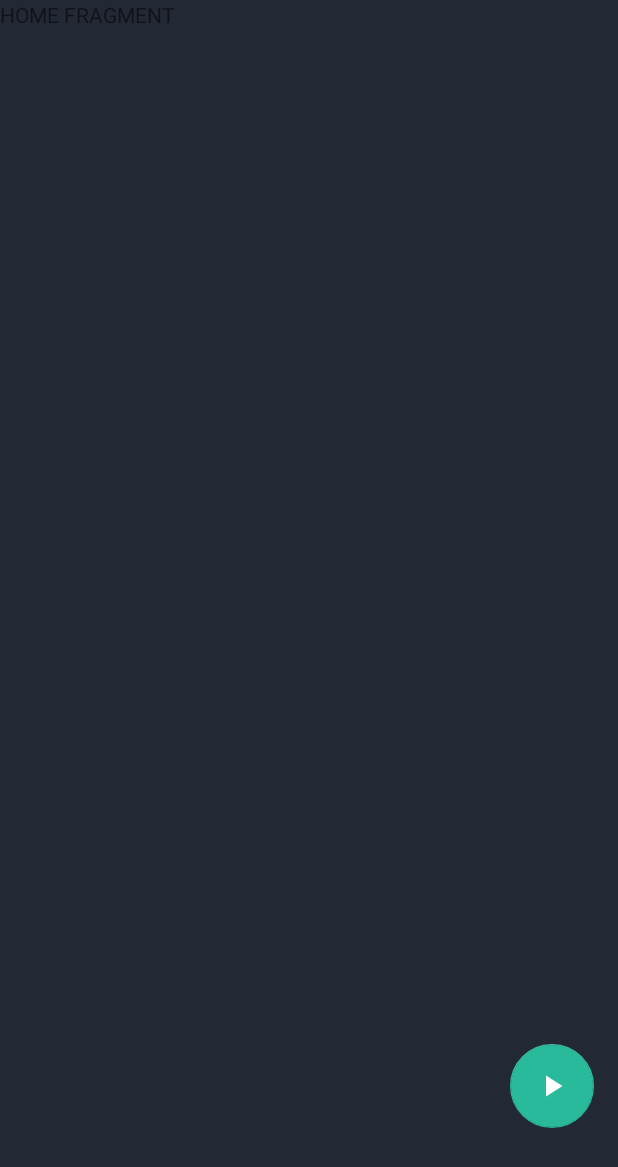
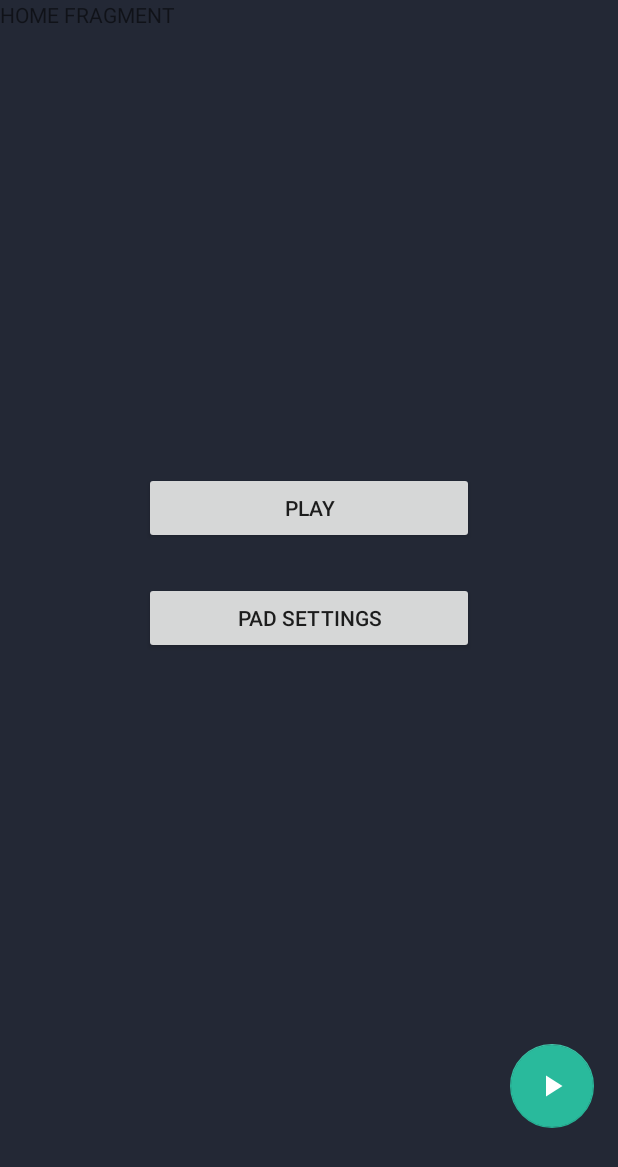
Before and after one commit to hmartin0/SkillCourt-AndroidApp, an Android app: the layout fragment_home.xml on its own in the app's theme, with its tools: preview values and no code run, on a phone screen of 412 x 824 dp. Shown: the top 1167 px of the screen. Run offline under Robolectric (Android 15) with nearby library versions, the phone set to English and light mode, and no system bars.

Commit message:
Added pad setting button and play button. Pad setting has same functionality as the top right square button with pad numbers

```diff
--- a/app/src/main/res/layout/content_main.xml
+++ b/app/src/main/res/layout/content_main.xml
@@ -9,10 +9,13 @@
     tools:context=".ui.main.MainActivity"
     tools:showIn="@layout/app_bar_main">
 
+
     <FrameLayout
         android:id="@+id/screen_area"
         android:layout_width="match_parent"
-        android:layout_height="match_parent" />
+        android:layout_height="match_parent" >
+    </FrameLayout>
+
 
     <android.support.design.widget.BottomNavigationView
         android:id="@+id/navigation"
--- a/app/src/main/res/layout/fragment_home.xml
+++ b/app/src/main/res/layout/fragment_home.xml
@@ -11,9 +11,34 @@
         android:layout_height="match_parent"
         android:text="HOME FRAGMENT" />
 
+    <RelativeLayout
+        android:id="@+id/main_screen_area"
+        android:layout_width="match_parent"
+        android:layout_height="match_parent" >
+
+        <Button
+            android:id="@+id/Play_Game"
+            android:layout_width="220dp"
+            android:layout_height="wrap_content"
+            android:layout_above="@id/pad_settings"
+            android:layout_centerHorizontal="true"
+            android:text="Play" />
+
+        <Button
+            android:id="@+id/pad_settings"
+            android:layout_width="220dp"
+            android:layout_height="wrap_content"
+            android:layout_centerInParent="true"
+            android:layout_marginTop="25dp"
+            android:layout_marginBottom="25dp"
+            android:text="Pad Settings" />
+
+    </RelativeLayout>
+
     <android.support.design.widget.CoordinatorLayout
         android:layout_width="match_parent"
         android:layout_height="match_parent">
+
 
         <android.support.design.widget.FloatingActionButton
             android:id="@+id/playButton"
```
Also changed, not shown: app/src/main/java/com/skillcourt/ui/main/HomeFragment.java (+15 -1 lines), app/src/main/java/com/skillcourt/ui/main/MainActivity.java (+24 -16 lines).
